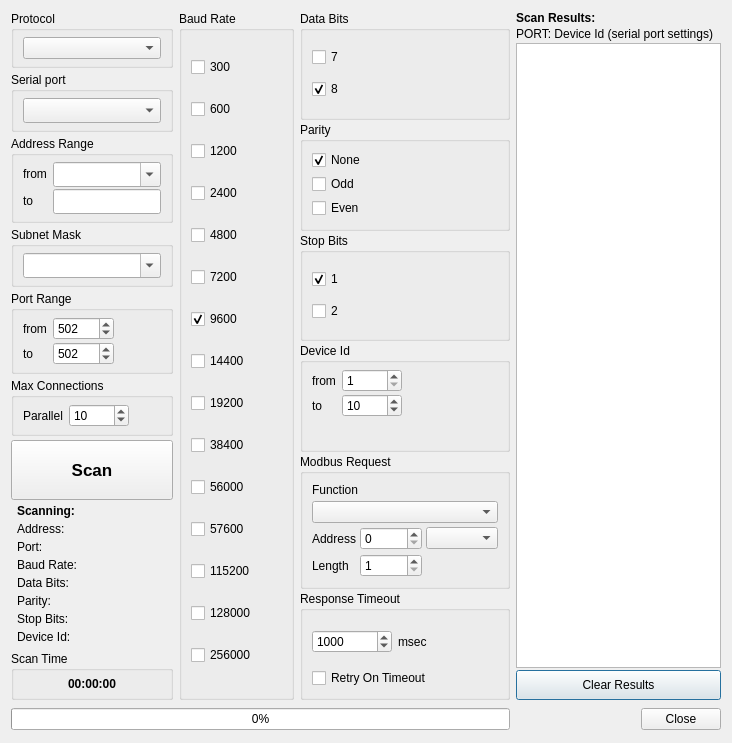
Old version of the form src/dialogs/dialogmodbusscanner.ui in the repository sanny32/OpenModScan.
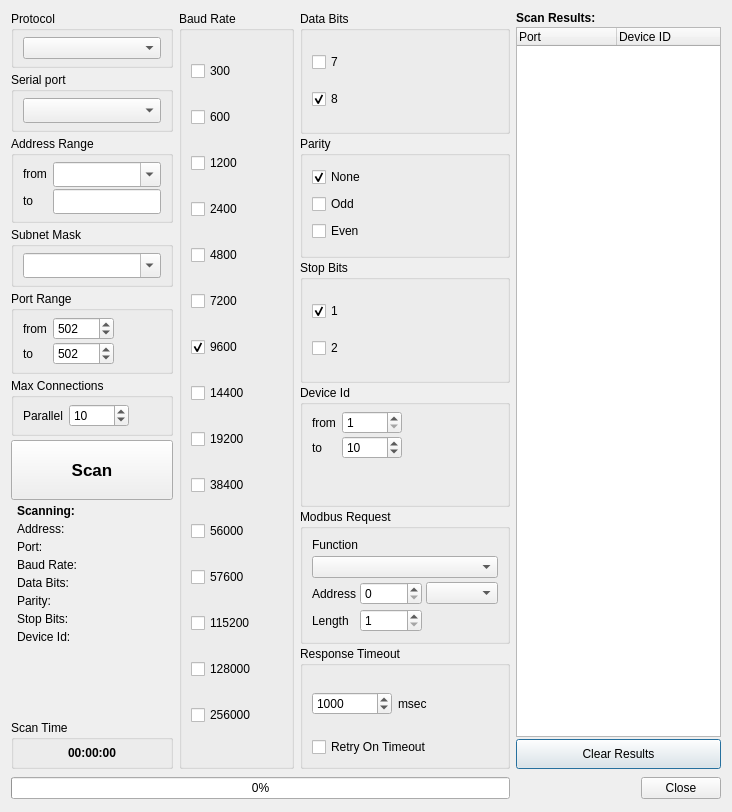
New version of the form. Icons and pictures are not drawn. Custom widgets are drawn as their Qt base class.

Commit message: Updated scan results ui

```diff
--- a/src/dialogs/dialogmodbusscanner.ui
+++ b/src/dialogs/dialogmodbusscanner.ui
@@ -7,7 +7,7 @@
     <x>0</x>
     <y>0</y>
     <width>732</width>
-    <height>743</height>
+    <height>812</height>
    </rect>
   </property>
   <property name="windowTitle">
@@ -418,24 +418,22 @@
          </property>
         </widget>
        </item>
-       <item>
-        <widget class="QLabel" name="labelScanResultsDesc">
-         <property name="text">
-          <string>PORT: Device Id (serial port settings)</string>
-         </property>
-        </widget>
-       </item>
        <item>
         <widget class="QTreeWidget" name="treeWidget">
-          <property name="headerHidden">
-           <bool>true</bool>
+         <property name="alternatingRowColors">
+          <bool>true</bool>
+         </property>
+         <column>
+          <property name="text">
+           <string>Port</string>
           </property>
-          <column>
-           <property name="text">
-            <string notr="true">1</string>
-           </property>
-          </column>
-         </widget>
+         </column>
+         <column>
+          <property name="text">
+           <string>Device ID</string>
+          </property>
+         </column>
+        </widget>
        </item>
        <item>
         <widget class="QPushButton" name="pushButtonClear">
```
Left out of the diff: 32 changed lines with no effect on the pictures. The commit also changes 1 other file.
